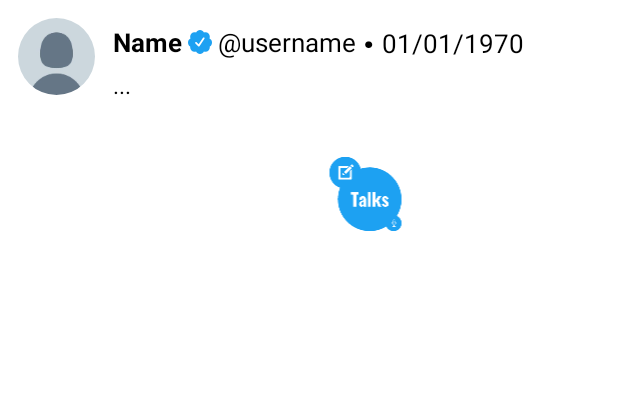
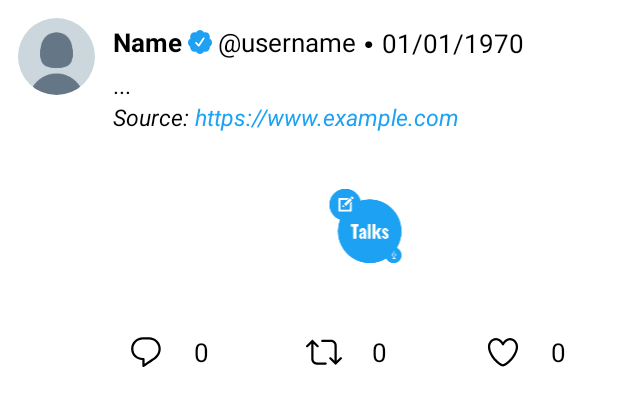
Before and after one commit to vellons/TwitterClone, an Android app: the layout tweet.xml on its own in the app's theme, with its tools: preview values and no code run, on a phone screen of 412 x 824 dp. Shown: the top 406 px of the screen. Run offline under Robolectric (Android 15) with nearby library versions, the phone set to English and light mode, and no system bars.

Commit message:
Completed tweet fragment

```diff
--- /dev/null
+++ b/app/src/main/res/drawable/ic_comment_outline_24.xml
@@ -0,0 +1,9 @@
+<vector xmlns:android="http://schemas.android.com/apk/res/android"
+    android:width="24dp"
+    android:height="24dp"
+    android:viewportWidth="24"
+    android:viewportHeight="24">
+  <path
+      android:fillColor="#FF000000"
+      android:pathData="M14.046,2.242l-4.148,-0.01h-0.002c-4.374,0 -7.8,3.427 -7.8,7.802 0,4.098 3.186,7.206 7.465,7.37v3.828c0,0.108 0.044,0.286 0.12,0.403 0.142,0.225 0.384,0.347 0.632,0.347 0.138,0 0.277,-0.038 0.402,-0.118 0.264,-0.168 6.473,-4.14 8.088,-5.506 1.902,-1.61 3.04,-3.97 3.043,-6.312v-0.017c-0.006,-4.367 -3.43,-7.787 -7.8,-7.788zM17.833,15.214c-1.134,0.96 -4.862,3.405 -6.772,4.643L11.061,16.67c0,-0.414 -0.335,-0.75 -0.75,-0.75h-0.396c-3.66,0 -6.318,-2.476 -6.318,-5.886 0,-3.534 2.768,-6.302 6.3,-6.302l4.147,0.01h0.002c3.532,0 6.3,2.766 6.302,6.296 -0.003,1.91 -0.942,3.844 -2.514,5.176z"/>
+</vector>
--- /dev/null
+++ b/app/src/main/res/drawable/ic_like_outline_24.xml
@@ -0,0 +1,9 @@
+<vector xmlns:android="http://schemas.android.com/apk/res/android"
+    android:width="24dp"
+    android:height="24dp"
+    android:viewportWidth="24"
+    android:viewportHeight="24">
+  <path
+      android:fillColor="#FF000000"
+      android:pathData="M12,21.638h-0.014C9.403,21.59 1.95,14.856 1.95,8.478c0,-3.064 2.525,-5.754 5.403,-5.754 2.29,0 3.83,1.58 4.646,2.73 0.814,-1.148 2.354,-2.73 4.645,-2.73 2.88,0 5.404,2.69 5.404,5.755 0,6.376 -7.454,13.11 -10.037,13.157H12zM7.354,4.225c-2.08,0 -3.903,1.988 -3.903,4.255 0,5.74 7.034,11.596 8.55,11.658 1.518,-0.062 8.55,-5.917 8.55,-11.658 0,-2.267 -1.823,-4.255 -3.903,-4.255 -2.528,0 -3.94,2.936 -3.952,2.965 -0.23,0.562 -1.156,0.562 -1.387,0 -0.014,-0.03 -1.425,-2.965 -3.954,-2.965z"/>
+</vector>
--- /dev/null
+++ b/app/src/main/res/drawable/ic_retweet.xml
@@ -0,0 +1,9 @@
+<vector xmlns:android="http://schemas.android.com/apk/res/android"
+    android:width="24dp"
+    android:height="24dp"
+    android:viewportWidth="24"
+    android:viewportHeight="24">
+  <path
+      android:fillColor="#FF000000"
+      android:pathData="M23.77,15.67c-0.292,-0.293 -0.767,-0.293 -1.06,0l-2.22,2.22L20.49,7.65c0,-2.068 -1.683,-3.75 -3.75,-3.75h-5.85c-0.414,0 -0.75,0.336 -0.75,0.75s0.336,0.75 0.75,0.75h5.85c1.24,0 2.25,1.01 2.25,2.25v10.24l-2.22,-2.22c-0.293,-0.293 -0.768,-0.293 -1.06,0s-0.294,0.768 0,1.06l3.5,3.5c0.145,0.147 0.337,0.22 0.53,0.22s0.383,-0.072 0.53,-0.22l3.5,-3.5c0.294,-0.292 0.294,-0.767 0,-1.06zM13.11,18.95L7.26,18.95c-1.24,0 -2.25,-1.01 -2.25,-2.25L5.01,6.46l2.22,2.22c0.148,0.147 0.34,0.22 0.532,0.22s0.384,-0.073 0.53,-0.22c0.293,-0.293 0.293,-0.768 0,-1.06l-3.5,-3.5c-0.293,-0.294 -0.768,-0.294 -1.06,0l-3.5,3.5c-0.294,0.292 -0.294,0.767 0,1.06s0.767,0.293 1.06,0l2.22,-2.22L3.512,16.7c0,2.068 1.683,3.75 3.75,3.75h5.85c0.414,0 0.75,-0.336 0.75,-0.75s-0.337,-0.75 -0.75,-0.75z"/>
+</vector>
--- a/app/src/main/res/layout/tweet.xml
+++ b/app/src/main/res/layout/tweet.xml
@@ -29,16 +29,6 @@
         android:textStyle="bold"
         app:layout_constraintStart_toEndOf="@+id/cardViewProfile"
         app:layout_constraintTop_toTopOf="parent" />
-
-    <TextView
-        android:id="@+id/text"
-        android:layout_width="wrap_content"
-        android:layout_height="wrap_content"
-        android:layout_marginTop="6dp"
-        android:text="..."
-        android:textSize="15sp"
-        app:layout_constraintStart_toEndOf="@+id/cardViewProfile"
-        app:layout_constraintTop_toBottomOf="@+id/textViewName" />
 
     <ImageView
         android:id="@+id/imageViewVerifiedBadge"
@@ -86,6 +76,40 @@
         app:layout_constraintStart_toEndOf="@+id/textViewDot"
         app:layout_constraintTop_toTopOf="@+id/textViewDot" />
 
+
+    <TextView
+        android:id="@+id/text"
+        android:layout_width="wrap_content"
+        android:layout_height="wrap_content"
+        android:layout_marginTop="6dp"
+        android:text="..."
+        android:textSize="15sp"
+        app:layout_constraintStart_toEndOf="@+id/cardViewProfile"
+        app:layout_constraintTop_toBottomOf="@+id/textViewName" />
+
+    <TextView
+        android:id="@+id/textViewSource"
+        android:layout_width="wrap_content"
+        android:layout_height="wrap_content"
+        android:text="Source:"
+        android:textSize="15sp"
+        android:textStyle="italic"
+        app:layout_constraintStart_toStartOf="@+id/textViewName"
+        app:layout_constraintTop_toBottomOf="@+id/text" />
+
+    <TextView
+        android:id="@+id/textViewSourceLink"
+        android:layout_width="wrap_content"
+        android:layout_height="wrap_content"
+        android:layout_marginStart="4dp"
+        android:text="https://www.example.com"
+        android:textColor="?colorAccent"
+        android:textSize="15sp"
+        android:textStyle="italic"
+        app:layout_constraintBottom_toBottomOf="@+id/textViewSource"
+        app:layout_constraintStart_toEndOf="@+id/textViewSource"
+        app:layout_constraintTop_toTopOf="@+id/textViewSource" />
+
     <ImageView
         android:id="@+id/imageViewPost"
         android:layout_width="0dp"
@@ -94,7 +118,83 @@
         android:padding="8dp"
         app:layout_constraintEnd_toEndOf="parent"
         app:layout_constraintStart_toEndOf="@+id/cardViewProfile"
-        app:layout_constraintTop_toBottomOf="@+id/text"
+        app:layout_constraintTop_toBottomOf="@+id/textViewSource"
         app:srcCompat="@mipmap/ic_launcher_foreground" />
 
+    <ImageButton
+        android:id="@+id/imageButtonComment"
+        android:layout_width="wrap_content"
+        android:layout_height="wrap_content"
+        android:layout_marginStart="20dp"
+        android:background="@drawable/my_button_transparent"
+        android:contentDescription="Comment"
+        android:padding="10dp"
+        android:tooltipText="Comment"
+        app:layout_constraintEnd_toStartOf="@+id/imageButtonRetweet"
+        app:layout_constraintHorizontal_bias="0.5"
+        app:layout_constraintStart_toStartOf="parent"
+        app:layout_constraintTop_toBottomOf="@+id/imageViewPost"
+        app:srcCompat="@drawable/ic_comment_outline_24" />
+
+
+    <TextView
+        android:id="@+id/textViewCommentCount"
+        android:layout_width="wrap_content"
+        android:layout_height="wrap_content"
+        android:padding="10dp"
+        android:text="0"
+        android:textSize="17sp"
+        app:layout_constraintStart_toEndOf="@+id/imageButtonComment"
+        app:layout_constraintTop_toBottomOf="@+id/imageViewPost" />
+
+    <ImageButton
+        android:id="@+id/imageButtonRetweet"
+        android:layout_width="wrap_content"
+        android:layout_height="wrap_content"
+        android:layout_marginStart="20dp"
+        android:background="@drawable/my_button_transparent"
+        android:contentDescription="Retweet"
+        android:padding="10dp"
+        android:tooltipText="Retweet"
+        app:layout_constraintEnd_toStartOf="@+id/imageButtonLike"
+        app:layout_constraintHorizontal_bias="0.5"
+        app:layout_constraintStart_toEndOf="@+id/imageButtonComment"
+        app:layout_constraintTop_toBottomOf="@+id/imageViewPost"
+        app:srcCompat="@drawable/ic_retweet" />
+
+    <TextView
+        android:id="@+id/textViewRetweetCount"
+        android:layout_width="wrap_content"
+        android:layout_height="wrap_content"
+        android:padding="10dp"
+        android:text="0"
+        android:textSize="17sp"
+        app:layout_constraintStart_toEndOf="@+id/imageButtonRetweet"
+        app:layout_constraintTop_toBottomOf="@+id/imageViewPost" />
+
+    <ImageButton
+        android:id="@+id/imageButtonLike"
+        android:layout_width="wrap_content"
+        android:layout_height="wrap_content"
+        android:layout_marginStart="20dp"
+        android:background="@drawable/my_button_transparent"
+        android:contentDescription="Like"
+        android:padding="10dp"
+        android:tooltipText="Like"
+        app:layout_constraintEnd_toEndOf="parent"
+        app:layout_constraintHorizontal_bias="0.5"
+        app:layout_constraintStart_toEndOf="@+id/imageButtonRetweet"
+        app:layout_constraintTop_toBottomOf="@+id/imageViewPost"
+        app:srcCompat="@drawable/ic_like_outline_24" />
+
+    <TextView
+        android:id="@+id/textViewLikeCount"
+        android:layout_width="wrap_content"
+        android:layout_height="wrap_content"
+        android:padding="10dp"
+        android:text="0"
+        android:textSize="17sp"
+        app:layout_constraintStart_toEndOf="@+id/imageButtonLike"
+        app:layout_constraintTop_toBottomOf="@+id/imageViewPost" />
+
 </androidx.constraintlayout.widget.ConstraintLayout>
```
